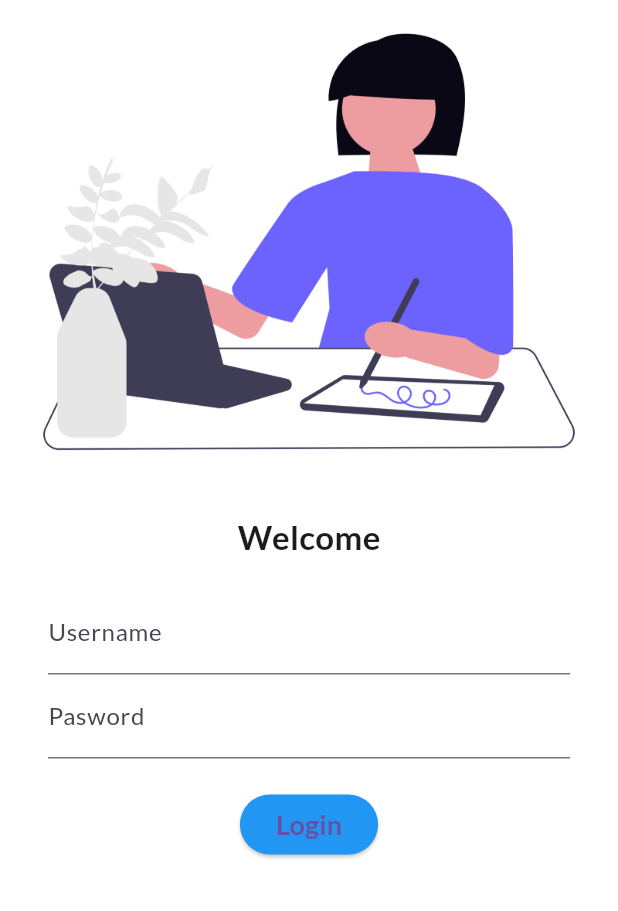
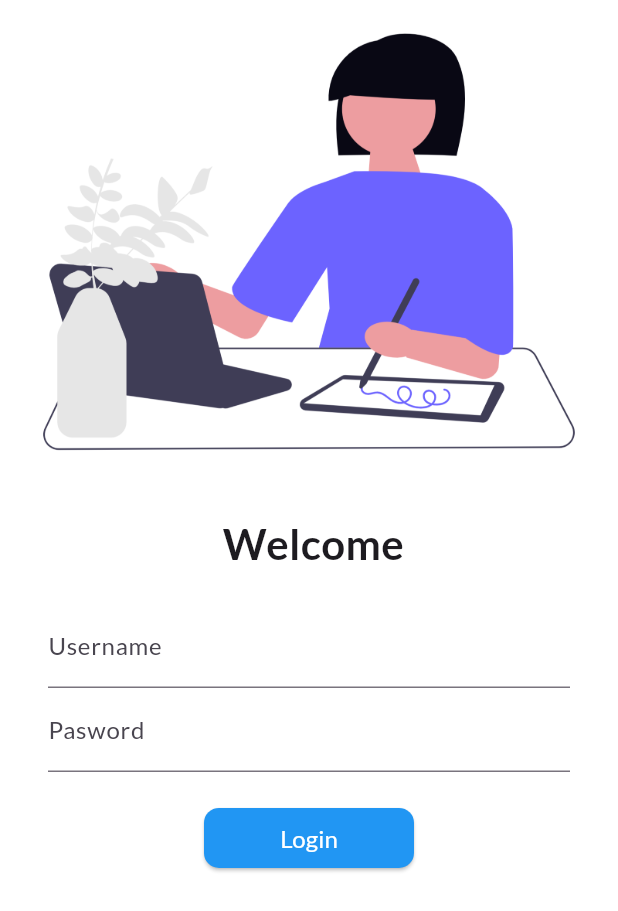
Before and after one commit to Yaseen-A-Inamdar/Working-on-project-, a Flutter app: the screen it shows after launch, on a phone screen of 412 x 824 dp. Shown: the top 911 px of the screen. Run offline on Flutter 3.47's test engine with Material 3 defaults, Android fonts, the phone set to English and light mode, and no system bars; our stand-ins replace google_fonts.

Commit message:
day5-completed alhamudililah

```diff
--- a/lib/Pages_or_Scareens/login_page.dart
+++ b/lib/Pages_or_Scareens/login_page.dart
@@ -1,3 +1,4 @@
+import 'package:creating_first_project_alhamdulillah/utills/routes.dart';
 import 'package:flutter/material.dart';
 
 class LoginPage extends StatelessWidget {
@@ -7,6 +8,7 @@ class LoginPage extends StatelessWidget {
   Widget build(BuildContext context) {
     return Material(
       color: Colors.white,
+      child: SingleChildScrollView(
       child: Column(
         children: [
           Image.asset(
@@ -15,8 +17,8 @@ class LoginPage extends StatelessWidget {
           ),
           SizedBox(height: 20),
           Text(
-            " Welcome ",
-            style: TextStyle(fontSize: 22, fontWeight: FontWeight.bold),
+            " Welcome",
+            style: TextStyle(fontSize: 28, fontWeight: FontWeight.bold),
           ),
           SizedBox(height: 4),
           Padding(
@@ -41,20 +43,45 @@ class LoginPage extends StatelessWidget {
                 ),
                 SizedBox(height: 20),
                 ElevatedButton(
-                  style: ElevatedButton.styleFrom(backgroundColor: Colors.blue),
+                  onPressed: () {
+                    Navigator.pushNamed(
+                      context,
+                      MyRoutes.homeRoute,
+                    ); // login logic
+                  },
                   child: Text(
                     "Login",
-                    style: TextStyle(fontWeight: FontWeight.bold, fontSize: 18),
+                    style: TextStyle(
+                      color: Colors.white, // text color
+                      fontSize: 16,
+                    ),
                   ),
-                  onPressed: () {
-                    print("Welcome to the Coding Yaseen");
-                  },
+                  style: ElevatedButton.styleFrom(
+                    backgroundColor: Colors.blue, // 🔵 button color
+                    minimumSize: Size(140, 40),
+                    shape: RoundedRectangleBorder(
+                      borderRadius: BorderRadius.circular(
+                        10,
+                      ), // rounded corners
+                    ),
+                  ),
                 ),
+
+                // ElevatedButton(
+                //   child: Text("Login"),
+                //   style: TextButton.styleFrom(
+                //     minimumSize: Size(120, 45),
+                //   ),
+                //   onPressed: () {
+                //     print("Welcome to the Coding Yaseen");
+                //   },
+                // ),
               ],
             ),
           ),
         ],
       ),
+      )
     );
   }
 }
--- a/lib/main.dart
+++ b/lib/main.dart
@@ -1,5 +1,6 @@
 import 'package:creating_first_project_alhamdulillah/Pages_or_Scareens/Home_page.dart';
 import 'package:creating_first_project_alhamdulillah/Pages_or_Scareens/login_page.dart';
+import 'package:creating_first_project_alhamdulillah/utills/routes.dart';
 import 'package:flutter/material.dart';
 import 'package:google_fonts/google_fonts.dart';
 
@@ -9,6 +10,7 @@ void main() {
 
 class MyApp extends StatelessWidget {
   const MyApp({super.key});
+
 
   @override
   Widget build(BuildContext context) {
@@ -24,8 +26,8 @@ class MyApp extends StatelessWidget {
       initialRoute: "/login",
       routes: {
         "/": (context) => LoginPage(),
-        "/homepage": (context) => HomePage(),
-        "/login": (context) => LoginPage(),
+        MyRoutes.homeRoute: (context) => HomePage(),
+        MyRoutes.loginRoute: (context) => LoginPage(),
       },
     );
   }
--- /dev/null
+++ b/lib/utills/routes.dart
@@ -0,0 +1,4 @@
+class MyRoutes {
+  static String loginRoute = "/login";
+  static String homeRoute = "/home";
+}
```
